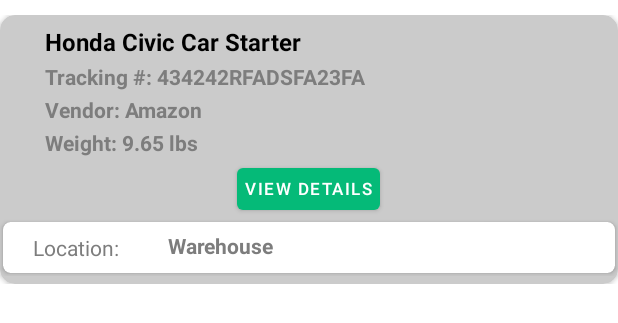
After one commit to DevOps242/MyLogistics, an Android app: the layout parcel_item.xml on its own in the app's theme, with its tools: preview values and no code run, on a phone screen of 412 x 824 dp. The commit adds this screen. Shown: the top 323 px of the screen. Run offline under Robolectric (Android 15) with nearby library versions, the phone set to English and light mode, and no system bars.

Commit message:
Update: Parcel UI Design; The ability to show the users all of their parcels.

```diff
--- a/app/src/main/java/com/lh1158892/mylogistics/Models/Parcel.kt
+++ b/app/src/main/java/com/lh1158892/mylogistics/Models/Parcel.kt
@@ -4,7 +4,7 @@ import java.text.DecimalFormat
 
 class Parcel (
     var id : String? = null,
-    var suite : Recepient,
+    var recipientId : String? = null,
     var description : String? = null,
     var fragile : Boolean = false,
     var status : String = "Pending",
@@ -12,5 +12,5 @@ class Parcel (
     var warehouseNumber : String? = null,
     var vendor : String? = null,
     var location : String? = null,
-    var weight : DecimalFormat? = null,
+    var weight : Double? = null,
         )
--- /dev/null
+++ b/app/src/main/res/layout/parcel_item.xml
@@ -0,0 +1,127 @@
+<?xml version="1.0" encoding="utf-8"?>
+<androidx.constraintlayout.widget.ConstraintLayout xmlns:android="http://schemas.android.com/apk/res/android"
+    android:layout_width="match_parent"
+    android:layout_height="wrap_content"
+    android:layout_marginVertical="10dp"
+    xmlns:tools="http://schemas.android.com/tools"
+    xmlns:app="http://schemas.android.com/apk/res-auto">
+
+        <!--Parcel Item Card View-->
+        <androidx.cardview.widget.CardView
+            android:id="@+id/parcelItemCard"
+            android:layout_width="match_parent"
+            android:layout_height="wrap_content"
+            android:backgroundTint="@color/gray_100"
+            app:cardCornerRadius="10dp"
+            tools:ignore="MissingConstraints">
+
+
+            <LinearLayout
+                android:layout_width="match_parent"
+                android:layout_height="match_parent"
+                android:orientation="vertical"
+                android:layout_marginVertical="5dp">
+                <TextView
+                    android:id="@+id/parcelItemDescription"
+                    tools:text="Honda Civic Car Starter"
+                    android:layout_width="match_parent"
+                    android:layout_height="wrap_content"
+                    android:layout_marginVertical="1dp"
+                    android:layout_marginHorizontal="30dp"
+                    android:textSize="16sp"
+                    android:textColor="@color/black"
+                    android:textStyle="bold"
+                    />
+
+                <TextView
+                    android:id="@+id/parcelItemTrackingNumber"
+                    android:text="Tracking #: 434242RFADSFA23FA"
+                    android:layout_width="match_parent"
+                    android:layout_height="wrap_content"
+                    android:layout_marginHorizontal="30dp"
+                    android:layout_marginVertical="1dp"
+                    android:textSize="14sp"
+                    android:textColor="@color/gray_800"
+                    android:textStyle="bold"
+                    />
+
+                <TextView
+                    android:id="@+id/parcelItemVendor"
+                    android:text="Vendor: Amazon"
+                    android:layout_width="match_parent"
+                    android:layout_height="wrap_content"
+                    android:layout_marginHorizontal="30dp"
+                    android:layout_marginVertical="1dp"
+                    android:textSize="14sp"
+                    android:textColor="@color/gray_800"
+                    android:textStyle="bold"
+                    />
+                <TextView
+                    android:id="@+id/parcelItemWeight"
+                    android:text="Weight: 9.65 lbs"
+                    android:layout_width="match_parent"
+                    android:layout_height="wrap_content"
+                    android:layout_marginHorizontal="30dp"
+                    android:layout_marginVertical="1dp"
+                    android:textSize="14sp"
+                    android:textColor="@color/gray_800"
+                    android:textStyle="bold"
+                    />
+
+                <Button
+                    android:id="@+id/parcelItemButton"
+                    android:layout_width="wrap_content"
+                    android:layout_height="40dp"
+                    android:text="View Details"
+                    android:textSize="11sp"
+                    android:layout_margin="0dp"
+                    android:padding="5dp"
+                    android:layout_gravity="center"
+                    />
+
+                <androidx.cardview.widget.CardView
+                    android:layout_width="match_parent"
+                    android:layout_height="wrap_content"
+                    android:layout_marginHorizontal="2dp"
+                    android:layout_marginVertical="2dp"
+                    android:paddingHorizontal="4dp"
+                    app:cardCornerRadius="5dp"
+                    >
+
+                    <LinearLayout
+                        android:layout_width="match_parent"
+                        android:layout_height="wrap_content"
+                        android:orientation="horizontal"
+                        android:layout_marginVertical="2dp"
+                        android:paddingVertical="4dp"
+                        >
+                        <TextView
+                            android:id="@+id/parcelItemLocationText"
+                            android:text="Location:"
+                            android:layout_width="70dp"
+                            android:layout_height="wrap_content"
+                            android:layout_marginHorizontal="20dp"
+                            android:layout_marginVertical="1dp"
+                            android:textSize="14sp"
+                            android:textColor="@color/gray_800"
+                            />
+                        <TextView
+                            android:id="@+id/parcelItemLocationValue"
+                            android:text="Warehouse"
+                            android:layout_width="match_parent"
+                            android:layout_height="wrap_content"
+                            android:layout_marginHorizontal="0dp"
+                            android:layout_marginVertical="1dp"
+                            android:textSize="14sp"
+                            android:textColor="@color/gray_800"
+                            android:layout_gravity="start"
+                            android:textStyle="bold"
+                            />
+
+                    </LinearLayout>
+                </androidx.cardview.widget.CardView>
+
+            </LinearLayout>
+        </androidx.cardview.widget.CardView>
+
+</androidx.constraintlayout.widget.ConstraintLayout>
```
Also changed, not shown: app/src/main/java/com/lh1158892/mylogistics/Adapters/ParcelAdapter.kt (added, +56 -0 lines), app/src/main/java/com/lh1158892/mylogistics/ParcelActivity.kt (+9 -4 lines), app/src/main/java/com/lh1158892/mylogistics/ViewModels/ParcelViewModel.kt (added, +48 -0 lines).
